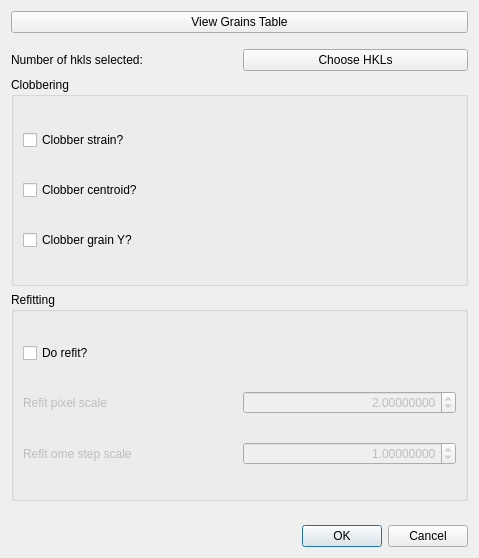
HEXRD/hexrdgui, file hexrdgui/resources/ui/hedm_calibration_options_dialog.ui: the form before one commit.
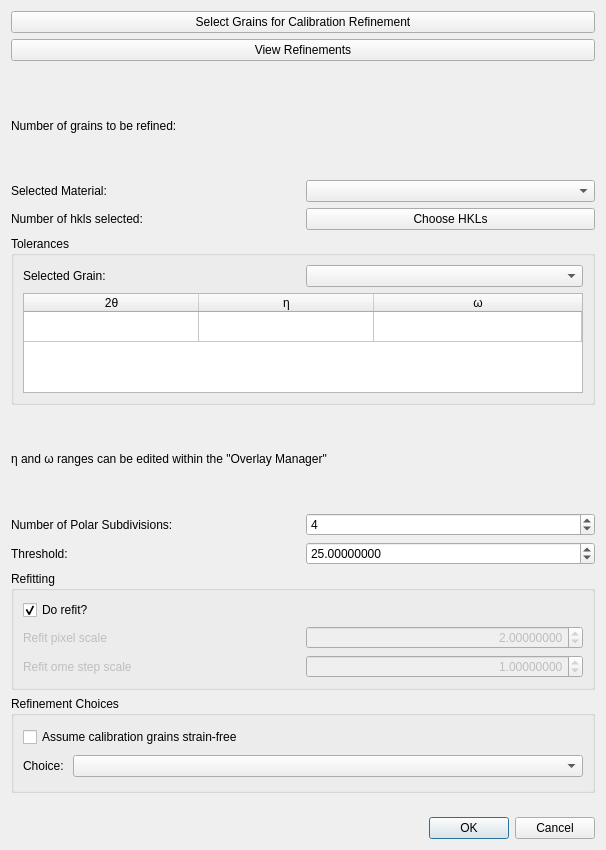
The form after the commit. Custom widgets are drawn as their Qt base class.

Commit message:
Refactor HEDM calibration for short-term changes
We eventually want to use features from our main calibration workflows,
such as the "undo" button, and the relative constraints. However, we
need to make short-term updates to the HEDM calibration workflow.

This makes several changes, including allowing users to see how the
refinement options get changed with different refinement settings,
allowing users to select grains to be used, and allowing users to
see and set all parameters used as input for `pull_spots()`.

Fixes: #1741

The edit to the form file:
```diff
--- a/hexrdgui/resources/ui/hedm_calibration_options_dialog.ui
+++ b/hexrdgui/resources/ui/hedm_calibration_options_dialog.ui
@@ -6,8 +6,8 @@
    <rect>
     <x>0</x>
     <y>0</y>
-    <width>479</width>
-    <height>558</height>
+    <width>606</width>
+    <height>850</height>
    </rect>
   </property>
   <property name="windowTitle">
@@ -17,7 +17,14 @@
    <item>
     <widget class="QPushButton" name="view_grains_table">
      <property name="text">
-      <string>View Grains Table</string>
+      <string>Select Grains for Calibration Refinement</string>
+     </property>
+    </widget>
+   </item>
+   <item>
+    <widget class="QPushButton" name="view_refinements">
+     <property name="text">
+      <string>View Refinements</string>
      </property>
     </widget>
    </item>
@@ -40,52 +47,20 @@
    <item>
     <layout class="QGridLayout" name="grid_layout">
      <item row="4" column="1" colspan="2">
-      <widget class="QGroupBox" name="clobbering_group">
-       <property name="title">
-        <string>Clobbering</string>
+      <widget class="QLabel" name="label">
+       <property name="text">
+        <string>η and ω ranges can be edited within the &quot;Overlay Manager&quot;</string>
        </property>
-       <layout class="QVBoxLayout" name="verticalLayout_2">
-        <item>
-         <widget class="QCheckBox" name="clobber_strain">
-          <property name="toolTip">
-           <string>&lt;html&gt;&lt;head/&gt;&lt;body&gt;&lt;p&gt;Sets and fixes the stretch matrix to identity.&lt;/p&gt;&lt;/body&gt;&lt;/html&gt;</string>
-          </property>
-          <property name="text">
-           <string>Clobber strain?</string>
-          </property>
-         </widget>
-        </item>
-        <item>
-         <widget class="QCheckBox" name="clobber_centroid">
-          <property name="toolTip">
-           <string>&lt;html&gt;&lt;head/&gt;&lt;body&gt;&lt;p&gt;Sets and fixes the grain position to the origin: (0, 0, 0).&lt;/p&gt;&lt;/body&gt;&lt;/html&gt;</string>
-          </property>
-          <property name="text">
-           <string>Clobber centroid?</string>
-          </property>
-         </widget>
-        </item>
-        <item>
-         <widget class="QCheckBox" name="clobber_grain_Y">
-          <property name="toolTip">
-           <string>&lt;html&gt;&lt;head/&gt;&lt;body&gt;&lt;p&gt;Sets and fixes the grain Y to zero.&lt;/p&gt;&lt;/body&gt;&lt;/html&gt;</string>
-          </property>
-          <property name="text">
-           <string>Clobber grain Y?</string>
-          </property>
-         </widget>
-        </item>
-       </layout>
       </widget>
      </item>
-     <item row="1" column="1">
+     <item row="2" column="1">
       <widget class="QLabel" name="num_hkls_selected">
        <property name="text">
         <string>Number of hkls selected:</string>
        </property>
       </widget>
      </item>
-     <item row="5" column="1" colspan="2">
+     <item row="7" column="1" colspan="2">
       <widget class="QGroupBox" name="refitting_group">
        <property name="title">
         <string>Refitting</string>
@@ -106,6 +81,9 @@
           <property name="text">
            <string>Do refit?</string>
           </property>
+          <property name="checked">
+           <bool>true</bool>
+          </property>
          </widget>
         </item>
         <item row="2" column="0">
@@ -165,13 +143,183 @@
        </layout>
       </widget>
      </item>
-     <item row="1" column="2">
+     <item row="2" column="2">
       <widget class="QPushButton" name="choose_hkls">
        <property name="text">
         <string>Choose HKLs</string>
        </property>
       </widget>
      </item>
+     <item row="9" column="1" colspan="2">
+      <widget class="QGroupBox" name="refinements_group">
+       <property name="title">
+        <string>Refinement Choices</string>
+       </property>
+       <layout class="QGridLayout" name="gridLayout_2">
+        <item row="0" column="0" colspan="2">
+         <widget class="QCheckBox" name="fix_strain">
+          <property name="toolTip">
+           <string>&lt;html&gt;&lt;head/&gt;&lt;body&gt;&lt;p&gt;Sets all calibration grains' stretch tensors to identity and holds them fixed during refinement.&lt;/p&gt;&lt;/body&gt;&lt;/html&gt;</string>
+          </property>
+          <property name="text">
+           <string>Assume calibration grains strain-free</string>
+          </property>
+          <property name="checked">
+           <bool>false</bool>
+          </property>
+         </widget>
+        </item>
+        <item row="1" column="0" colspan="2">
+         <layout class="QHBoxLayout" name="horizontalLayout">
+          <item>
+           <widget class="QLabel" name="refinement_choice_label">
+            <property name="sizePolicy">
+             <sizepolicy hsizetype="Fixed" vsizetype="Preferred">
+              <horstretch>0</horstretch>
+              <verstretch>0</verstretch>
+             </sizepolicy>
+            </property>
+            <property name="toolTip">
+             <string>&lt;html&gt;&lt;head/&gt;&lt;body&gt;&lt;p&gt;Select a preset refinement choice. Here are descriptions of each:&lt;/p&gt;&lt;p&gt;&lt;br/&gt;&lt;/p&gt;&lt;p&gt;&lt;span style=&quot; font-weight:600;&quot;&gt;Fix origin based on current sample/detector position&lt;/span&gt; - Holds detectors fixed along the Y axis during refinement&lt;/p&gt;&lt;p&gt;&lt;br/&gt;&lt;/p&gt;&lt;p&gt;&lt;span style=&quot; font-weight:600;&quot;&gt;Reset origin to grain centroid position&lt;/span&gt; - Set first calibration grain's centroid to [0,0,0] and holds it fixed during refinement&lt;/p&gt;&lt;p&gt;&lt;br/&gt;&lt;/p&gt;&lt;p&gt;&lt;span style=&quot; font-weight:600;&quot;&gt;Reset Y axis origin to grain's Y position&lt;/span&gt; - Sets the first calibration grain's Y position to zero and holds it fixed in Y during refinement&lt;/p&gt;&lt;p&gt;&lt;br/&gt;&lt;/p&gt;&lt;p&gt;&lt;span style=&quot; font-weight:600;&quot;&gt;Custom refinement parameters&lt;/span&gt; - Uses current parameter refinement choices.  Check refinements tab to see current selection.  &lt;span style=&quot; font-weight:600;&quot;&gt;Warning&lt;/span&gt;: Incompatible choices can be made without proper consideration of the system's degrees of freedom&lt;/p&gt;&lt;/body&gt;&lt;/html&gt;</string>
+            </property>
+            <property name="text">
+             <string>Choice: </string>
+            </property>
+           </widget>
+          </item>
+          <item>
+           <widget class="QComboBox" name="refinement_choice">
+            <property name="toolTip">
+             <string>&lt;html&gt;&lt;head/&gt;&lt;body&gt;&lt;p&gt;Select a preset refinement choice. Here are descriptions of each:&lt;/p&gt;&lt;p&gt;&lt;br/&gt;&lt;/p&gt;&lt;p&gt;&lt;span style=&quot; font-weight:600;&quot;&gt;Fix origin based on current sample/detector position&lt;/span&gt; - Holds detectors fixed along the Y axis during refinement&lt;/p&gt;&lt;p&gt;&lt;br/&gt;&lt;/p&gt;&lt;p&gt;&lt;span style=&quot; font-weight:600;&quot;&gt;Reset origin to grain centroid position&lt;/span&gt; - Set first calibration grain's centroid to [0,0,0] and holds it fixed during refinement&lt;/p&gt;&lt;p&gt;&lt;br/&gt;&lt;/p&gt;&lt;p&gt;&lt;span style=&quot; font-weight:600;&quot;&gt;Reset Y axis origin to grain's Y position&lt;/span&gt; - Sets the first calibration grain's Y position to zero and holds it fixed in Y during refinement&lt;/p&gt;&lt;p&gt;&lt;br/&gt;&lt;/p&gt;&lt;p&gt;&lt;span style=&quot; font-weight:600;&quot;&gt;Custom refinement parameters&lt;/span&gt; - Uses current parameter refinement choices.  Check refinements tab to see current selection.  &lt;span style=&quot; font-weight:600;&quot;&gt;Warning&lt;/span&gt;: Incompatible choices can be made without proper consideration of the system's degrees of freedom&lt;/p&gt;&lt;/body&gt;&lt;/html&gt;</string>
+            </property>
+           </widget>
+          </item>
+         </layout>
+        </item>
+       </layout>
+      </widget>
+     </item>
+     <item row="5" column="1">
+      <widget class="QLabel" name="npdiv_label">
+       <property name="text">
+        <string>Number of Polar Subdivisions:</string>
+       </property>
+      </widget>
+     </item>
+     <item row="0" column="1">
+      <widget class="QLabel" name="num_grains_selected">
+       <property name="text">
+        <string>Number of grains to be refined:</string>
+       </property>
+      </widget>
+     </item>
+     <item row="5" column="2">
+      <widget class="QSpinBox" name="npdiv">
+       <property name="minimum">
+        <number>0</number>
+       </property>
+       <property name="maximum">
+        <number>100000</number>
+       </property>
+       <property name="value">
+        <number>4</number>
+       </property>
+      </widget>
+     </item>
+     <item row="1" column="1">
+      <widget class="QLabel" name="material_label">
+       <property name="text">
+        <string>Selected Material:</string>
+       </property>
+      </widget>
+     </item>
+     <item row="1" column="2">
+      <widget class="QComboBox" name="material"/>
+     </item>
+     <item row="3" column="1" colspan="2">
+      <widget class="QGroupBox" name="tolerances_group">
+       <property name="title">
+        <string>Tolerances</string>
+       </property>
+       <layout class="QGridLayout" name="gridLayout_3">
+        <item row="0" column="0">
+         <widget class="QLabel" name="tolerances_selected_grain_label">
+          <property name="text">
+           <string>Selected Grain:</string>
+          </property>
+         </widget>
+        </item>
+        <item row="0" column="1">
+         <widget class="QComboBox" name="tolerances_selected_grain"/>
+        </item>
+        <item row="1" column="0" colspan="2">
+         <widget class="QTableWidget" name="tolerances_table">
+          <property name="sizePolicy">
+           <sizepolicy hsizetype="Expanding" vsizetype="Minimum">
+            <horstretch>0</horstretch>
+            <verstretch>0</verstretch>
+           </sizepolicy>
+          </property>
+          <property name="maximumSize">
+           <size>
+            <width>16777215</width>
+            <height>100</height>
+           </size>
+          </property>
+          <attribute name="horizontalHeaderDefaultSectionSize">
+           <number>175</number>
+          </attribute>
+          <attribute name="horizontalHeaderStretchLastSection">
+           <bool>true</bool>
+          </attribute>
+          <attribute name="verticalHeaderVisible">
+           <bool>false</bool>
+          </attribute>
+          <row>
+           <property name="text">
+            <string>New Row</string>
+           </property>
+          </row>
+          <column>
+           <property name="text">
+            <string>2θ</string>
+           </property>
+          </column>
+          <column>
+           <property name="text">
+            <string>η</string>
+           </property>
+          </column>
+          <column>
+           <property name="text">
+            <string>ω</string>
+           </property>
+          </column>
+         </widget>
+        </item>
+       </layout>
+      </widget>
+     </item>
+     <item row="6" column="1">
+      <widget class="QLabel" name="threshold_label">
+       <property name="text">
+        <string>Threshold:</string>
+       </property>
+      </widget>
+     </item>
+     <item row="6" column="2">
+      <widget class="ScientificDoubleSpinBox" name="threshold">
+       <property name="decimals">
+        <number>8</number>
+       </property>
+       <property name="maximum">
+        <double>10000000.000000000000000</double>
+       </property>
+       <property name="value">
+        <double>25.000000000000000</double>
+       </property>
+      </widget>
+     </item>
     </layout>
    </item>
    <item>
```
Left out of the diff: 67 changed lines with no effect on the pictures. The commit also changes 13 other files.
